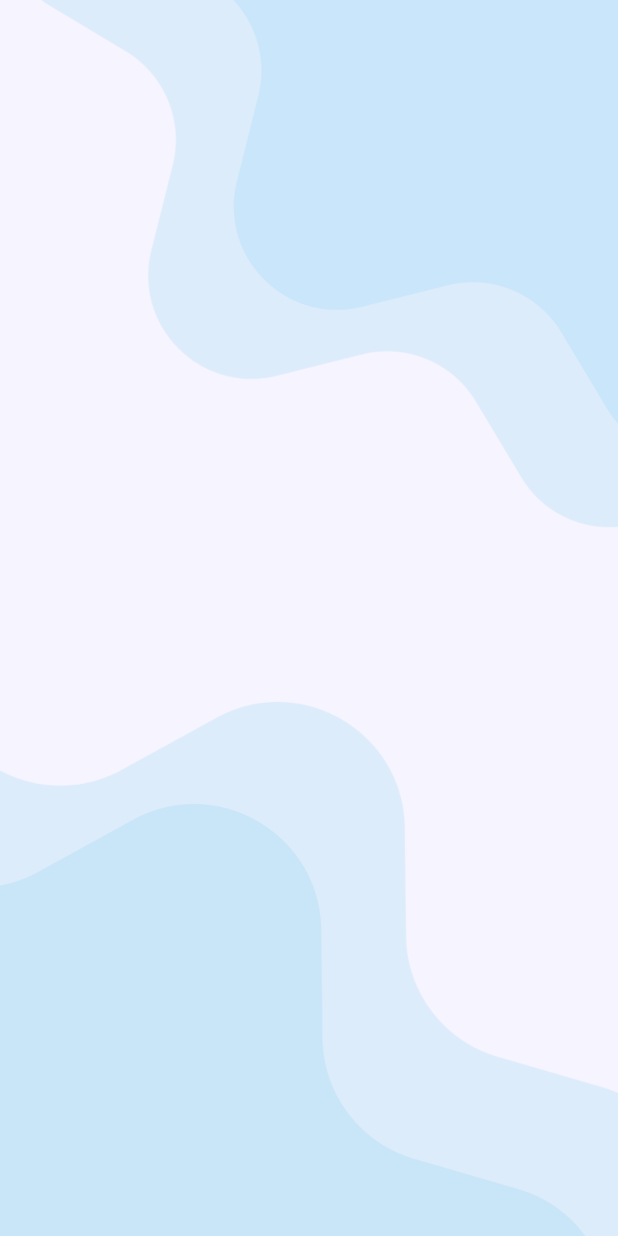
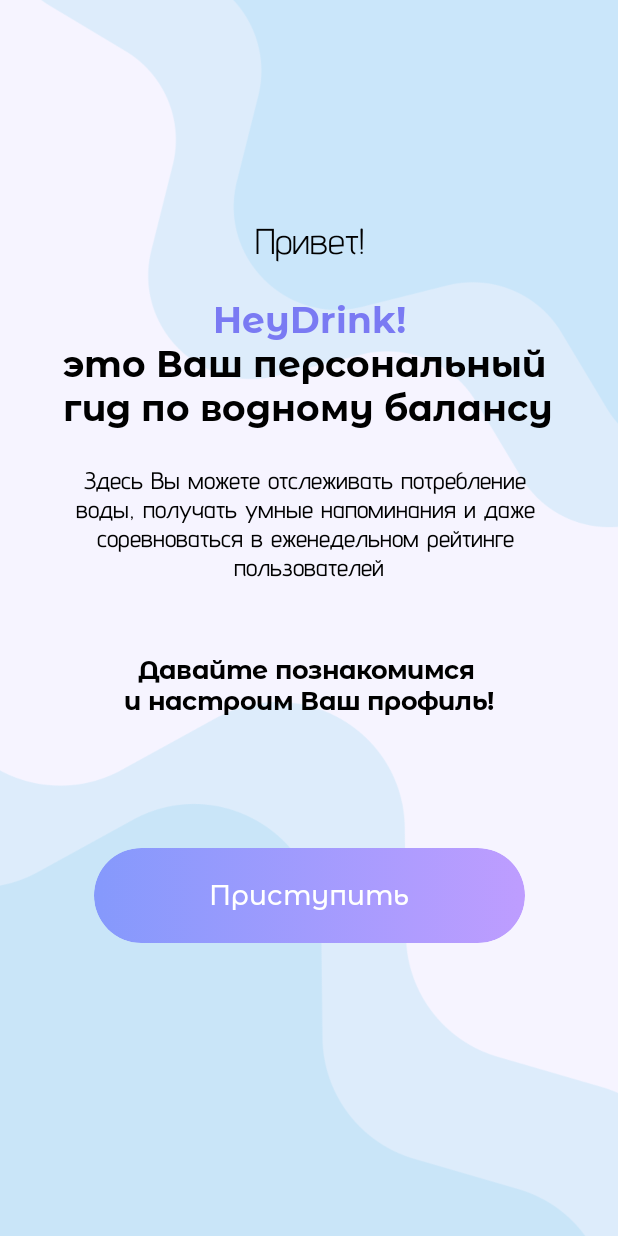
Before and after one commit to Xen1usss/HeyDrink, an Android app built with Jetpack Compose: the @Preview function Greeting, on a phone screen of 412 x 824 dp. Run offline under Robolectric (Android 15) with nearby library versions, the phone set to English and light mode, and no system bars.

Commit message:
first screen of onboarding

```diff
--- a/app/src/main/java/ks/heydrink/ui/onboarding/Greeting.kt
+++ /dev/null
@@ -1,25 +0,0 @@
-package ks.heydrink.ui.onboarding
-
-import androidx.compose.foundation.Image
-import androidx.compose.foundation.layout.Box
-import androidx.compose.foundation.layout.fillMaxSize
-import androidx.compose.runtime.Composable
-import androidx.compose.ui.Modifier
-import androidx.compose.ui.layout.ContentScale
-import androidx.compose.ui.res.painterResource
-import androidx.compose.ui.tooling.preview.Preview
-import ks.heydrink.R
-
-@Preview
-@Composable
-fun Greeting() {
-    Box(modifier = Modifier.fillMaxSize()) {
-        Image(
-            painter = painterResource(R.drawable.background_gradient),
-            contentDescription = null,
-            modifier = Modifier
-                .fillMaxSize(),
-            contentScale = ContentScale.Crop
-        )
-    }
-}
--- /dev/null
+++ b/app/src/main/java/ks/heydrink/ui/onboarding/screens/Greeting.kt
@@ -0,0 +1,110 @@
+package ks.heydrink.ui.onboarding.screens
+
+import androidx.compose.foundation.Image
+import androidx.compose.foundation.layout.Arrangement
+import androidx.compose.foundation.layout.Box
+import androidx.compose.foundation.layout.Column
+import androidx.compose.foundation.layout.fillMaxSize
+import androidx.compose.foundation.layout.padding
+import androidx.compose.material3.Text
+import androidx.compose.runtime.Composable
+import androidx.compose.ui.Alignment
+import androidx.compose.ui.Modifier
+import androidx.compose.ui.layout.ContentScale
+import androidx.compose.ui.res.painterResource
+import androidx.compose.ui.text.font.FontWeight
+import androidx.compose.ui.text.style.TextAlign
+import androidx.compose.ui.tooling.preview.Preview
+import androidx.compose.ui.unit.dp
+import androidx.compose.ui.unit.sp
+import ks.heydrink.R
+import ks.heydrink.ui.onboarding.components.OnboardingButton
+import ks.heydrink.ui.theme.AdventPro
+import ks.heydrink.ui.theme.MontserratAlternates
+import ks.heydrink.ui.theme.text
+
+@Preview
+@Composable
+fun Greeting() {
+    Box(modifier = Modifier.fillMaxSize()) {
+        Image(
+            painter = painterResource(R.drawable.background_gradient),
+            contentDescription = null,
+            modifier = Modifier
+                .fillMaxSize(),
+            contentScale = ContentScale.Crop
+        )
+        Column(
+            modifier = Modifier
+                .fillMaxSize(),
+            horizontalAlignment = Alignment.CenterHorizontally,
+            verticalArrangement = Arrangement.SpaceBetween
+        )
+        {
+            Column(
+                modifier = Modifier
+                    .weight(1f),
+                verticalArrangement = Arrangement.Bottom,
+                horizontalAlignment = Alignment.CenterHorizontally
+            ) {
+                Text(
+                    text = "Привет!",
+                    fontSize = 24.sp,
+                    fontFamily = AdventPro,
+                    modifier = Modifier
+                        .padding(24.dp)
+                )
+                Text(
+                    text = "HeyDrink!",
+                    fontSize = 24.sp,
+                    fontWeight = FontWeight.Bold,
+                    fontFamily = MontserratAlternates,
+                    color = text
+                )
+                Text(
+                    text = "это Ваш персональный \n" +
+                            "гид по водному балансу",
+                    fontSize = 24.sp,
+                    fontWeight = FontWeight.Bold,
+                    fontFamily = MontserratAlternates
+                )
+                Text(
+                    text = "Здесь Вы можете отслеживать потребление \n" +
+                            "воды, получать умные напоминания и даже \n" +
+                            "соревноваться в еженедельном рейтинге \n" +
+                            "пользователей",
+                    fontSize = 16.sp,
+                    fontWeight = FontWeight.Medium,
+                    fontFamily = AdventPro,
+                    textAlign = TextAlign.Center,
+                    modifier = Modifier
+                        .padding(24.dp)
+                )
+            }
+            Column(
+                modifier = Modifier
+                    .weight(1f),
+                verticalArrangement = Arrangement.spacedBy(16.dp),
+                horizontalAlignment = Alignment.CenterHorizontally,
+
+                ) {
+                Text(
+                    text = "Давайте познакомимся \n" +
+                            "и настроим Ваш профиль!",
+                    fontSize = 17.sp,
+                    fontWeight = FontWeight.Bold,
+                    fontFamily = MontserratAlternates,
+                    textAlign = TextAlign.Center,
+                    modifier = Modifier
+                        .padding(24.dp)
+                )
+                OnboardingButton(
+                    text = "Приступить",
+                    onClick = { },
+                    modifier = Modifier
+                        .padding(top = 48.dp)
+                )
+            }
+        }
+    }
+}
--- a/app/src/main/java/ks/heydrink/ui/theme/Color.kt
+++ b/app/src/main/java/ks/heydrink/ui/theme/Color.kt
@@ -9,3 +9,4 @@ val Pink80 = Color(0xFFEFB8C8)
 val Purple40 = Color(0xFF6650a4)
 val PurpleGrey40 = Color(0xFF625b71)
 val Pink40 = Color(0xFF7D5260)
+val text = Color(0xFF7A7AF3)
--- a/app/src/main/java/ks/heydrink/ui/theme/Font.kt
+++ b/app/src/main/java/ks/heydrink/ui/theme/Font.kt
@@ -2,14 +2,16 @@ package ks.heydrink.ui.theme
 
 import androidx.compose.ui.text.font.Font
 import androidx.compose.ui.text.font.FontFamily
+import androidx.compose.ui.text.font.FontWeight
 import ks.heydrink.R
 
 val MontserratAlternates = FontFamily(
-    Font(R.font.montserrat_alternates_regular),
-    Font(R.font.montserrat_alternates_medium)
+    Font(R.font.montserrat_alternates_regular, FontWeight.Normal),
+    Font(R.font.montserrat_alternates_medium, FontWeight.Medium),
+    Font(R.font.montserrat_alternates_bold, FontWeight.Bold)
 )
 
 val AdventPro = FontFamily(
-    Font(R.font.advent_pro_regular),
-    Font(R.font.advent_pro_medium)
+    Font(R.font.advent_pro_regular, FontWeight.Normal),
+    Font(R.font.advent_pro_medium, FontWeight.Medium)
 )
```
Also changed, not shown: app/src/main/res/font/montserrat_alternates_bold.ttf (added).
